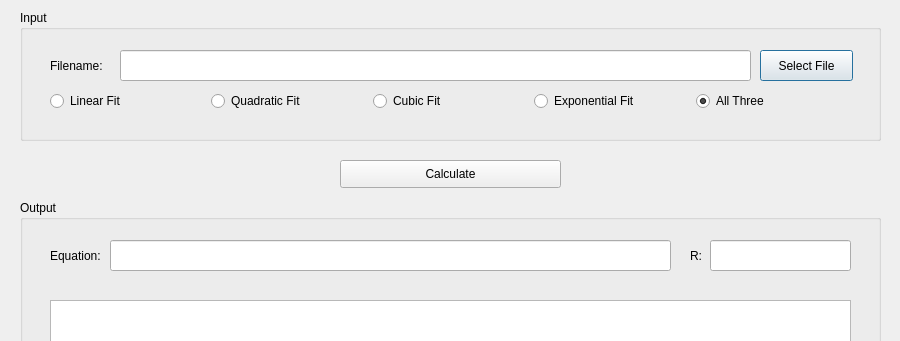
Qt form HW9/HW9.ui (BarnabusXzer/CompMethods) before a commit; both pictures show x 0 to 900 and y 0 to 341 of the 900 by 800 pixel window.
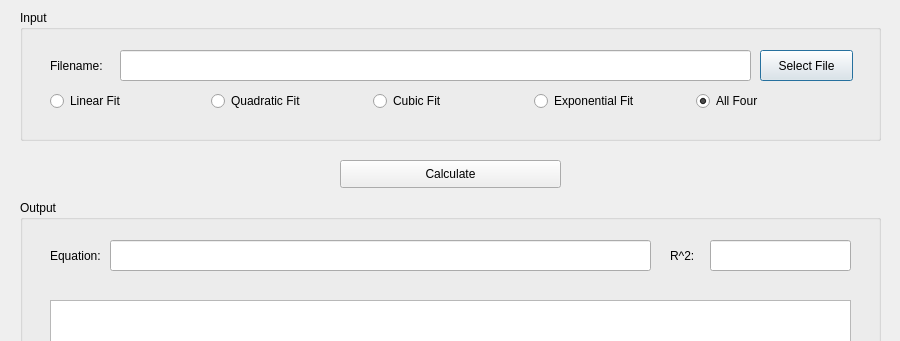
The same form after that commit.

Patch:
```diff
--- a/HW9/HW9.ui
+++ b/HW9/HW9.ui
@@ -108,7 +108,7 @@
      <item>
       <widget class="QRadioButton" name="rbtnAll">
        <property name="text">
-        <string>All Three</string>
+        <string>All Four</string>
        </property>
        <property name="checked">
         <bool>true</bool>
@@ -148,7 +148,7 @@
      <rect>
       <x>90</x>
       <y>40</y>
-      <width>561</width>
+      <width>541</width>
       <height>31</height>
      </rect>
     </property>
@@ -185,14 +185,14 @@
    <widget class="QLabel" name="lblR">
     <property name="geometry">
      <rect>
-      <x>670</x>
+      <x>650</x>
       <y>40</y>
-      <width>21</width>
+      <width>31</width>
       <height>31</height>
      </rect>
     </property>
     <property name="text">
-     <string>R:</string>
+     <string>R^2:</string>
     </property>
    </widget>
   </widget>
```
